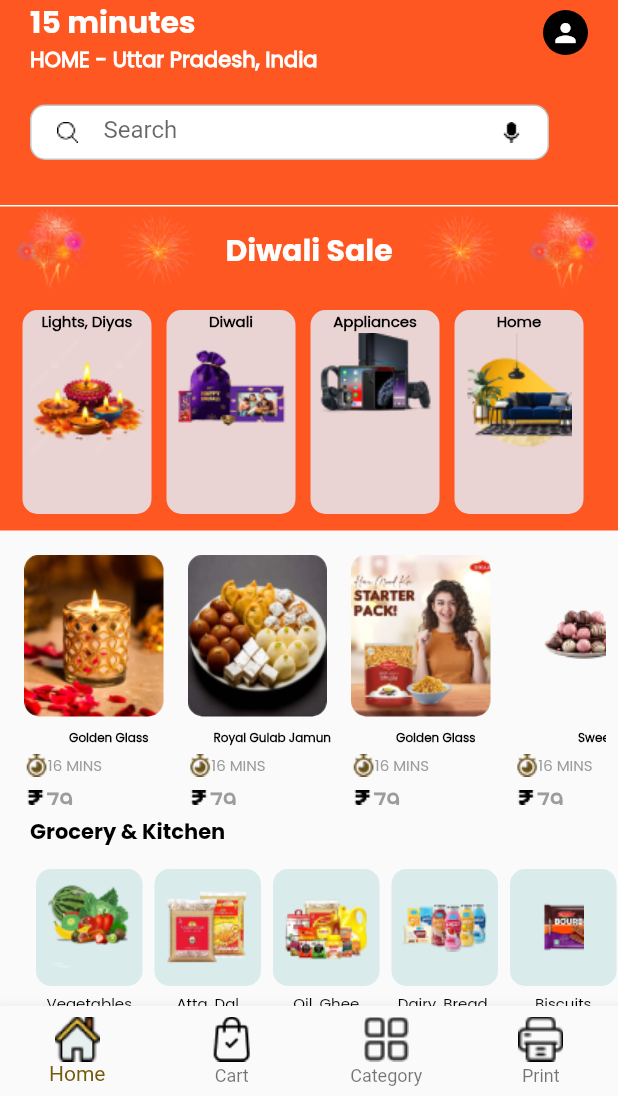
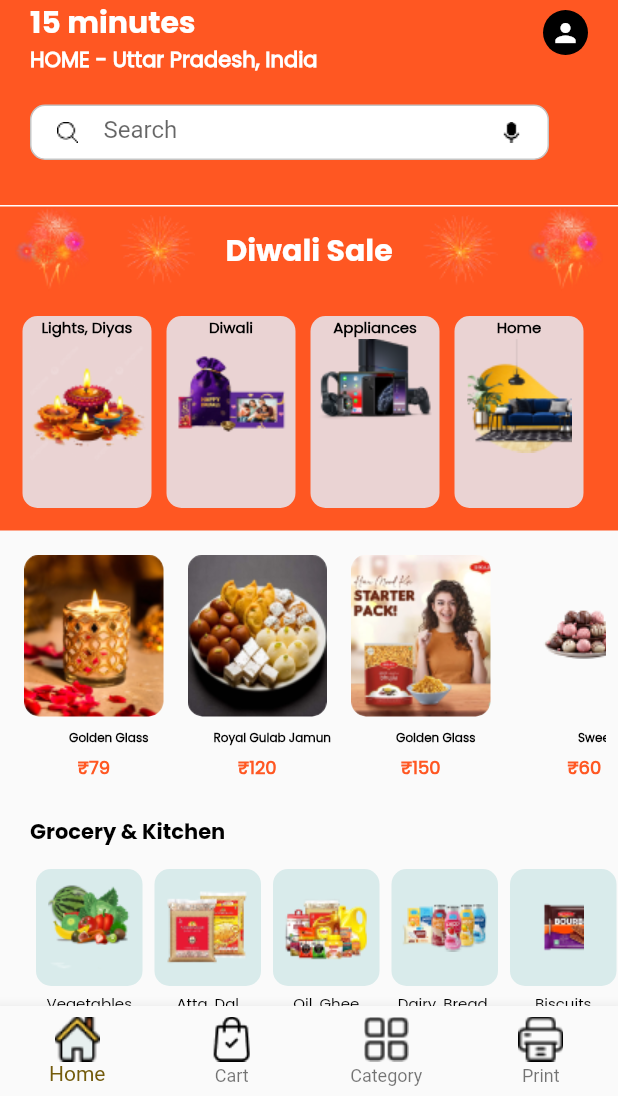
Before and after one commit to Sri-Aryan/Dash, a Flutter app: the screen it shows after launch, after a tap on "Login", on a phone screen of 412 x 824 dp, the part 140-1236 px from its top. Run offline on Flutter 3.47's test engine with Material 3 defaults, Android fonts, the phone set to English and light mode, and no system bars; our stand-ins replace firebase_auth, firebase_core; accounts and stored records are empty.

Commit message:
Change in Home Screen

```diff
--- a/lib/main.dart
+++ b/lib/main.dart
@@ -13,9 +13,6 @@ void main() async {
 
 class MyApp extends StatelessWidget {
   const MyApp({super.key});
-
-
-
   // This widget is the root of your application.
   @override
   Widget build(BuildContext context) {
--- a/lib/repository/screens/home.dart
+++ b/lib/repository/screens/home.dart
@@ -1,21 +1,30 @@
 import 'package:flutter/material.dart';
-
 import '../widgets/uihelper.dart';
 
-class HomeScreen extends StatelessWidget {
+class HomeScreen extends StatefulWidget {
+  HomeScreen({super.key});
+
+  @override
+  State<HomeScreen> createState() => _HomeScreenState();
+}
+
+class _HomeScreenState extends State<HomeScreen> {
   TextEditingController searchController = TextEditingController();
+
   var data = [
     {"img": "image 50.png", "text": "Lights, Diyas"},
     {"img": "image 51.png", "text": "Diwali"},
     {"img": "image 52.png", "text": "Appliances"},
     {"img": "image 53.png", "text": "Home"}
   ];
+
   var categroy = [
-    {"img": "image 54.png", "text": "Golden Glass"},
-    {"img": "image 57.png", "text": "Royal Gulab Jamun"},
-    {"img": "image 63.png", "text": "Golden Glass"},
-    {"img": "image 32.png", "text": "Sweets"},
+    {"img": "image 54.png", "text": "Golden Glass", "price": 79},
+    {"img": "image 57.png", "text": "Royal Gulab Jamun", "price": 120},
+    {"img": "image 63.png", "text": "Golden Glass", "price": 150},
+    {"img": "image 32.png", "text": "Sweets", "price": 60},
   ];
+
   var grocerykitchen = [
     {"img": "image 41.png", "text": "Vegetables"},
     {"img": "image 42.png", "text": "Atta, Dal"},
@@ -24,15 +33,36 @@ class HomeScreen extends StatelessWidget {
     {"img": "image 45 (1).png", "text": "Biscuits"}
   ];
 
-  HomeScreen({super.key});
+  // Cart storage
+  Map<String, Map<String, dynamic>> cart = {};
+
+  void addToCart(Map<String, dynamic> item) {
+    setState(() {
+      if (cart.containsKey(item['text'])) {
+        cart[item['text']]!['quantity']++;
+      } else {
+        cart[item['text']] = {
+          "name": item['text'],
+          "price": item['price'],
+          "quantity": 1,
+        };
+      }
+    });
+  }
+
+  int get totalItems =>
+      cart.values.fold(0, (sum, item) => sum + (item['quantity'] as int));
+  int get totalCost => cart.values.fold(
+      0,
+          (sum, item) =>
+      sum + ((item['quantity'] as int) * (item['price'] as int)));
+
   @override
   Widget build(BuildContext context) {
     return Scaffold(
       body: Column(
         children: [
-            SizedBox(
-              height: 40,
-            ),
+          SizedBox(height: 40),
           Stack(
             children: [
               Container(
@@ -41,14 +71,10 @@ class HomeScreen extends StatelessWidget {
                 color: Colors.deepOrange,
                 child: Column(
                   children: [
-                      SizedBox(
-                        height: 30,
-                      ),
+                    SizedBox(height: 30),
                     Row(
                       children: [
-                          SizedBox(
-                            width: 20,
-                          ),
+                        SizedBox(width: 20),
                         UiHelper.CustomText(
                             text: "Dash",
                             color: Color(0XFFFFFFFF),
@@ -59,9 +85,7 @@ class HomeScreen extends StatelessWidget {
                     ),
                     Row(
                       children: [
-                          SizedBox(
-                            width: 20,
-                          ),
+                        SizedBox(width: 20),
                         UiHelper.CustomText(
                             text: "15 minutes",
                             color: Color(0XFFFFFFFF),
@@ -72,9 +96,7 @@ class HomeScreen extends StatelessWidget {
                     ),
                     Row(
                       children: [
-                          SizedBox(
-                            width: 20,
-                          ),
+                        SizedBox(width: 20),
                         UiHelper.CustomText(
                             text: "HOME ",
                             color: Color(0XFFFFFFFF),
@@ -96,11 +118,7 @@ class HomeScreen extends StatelessWidget {
                 child: CircleAvatar(
                   radius: 15,
                   backgroundColor: Colors.black,
-                    child: Icon(
-                      Icons.person,
-                      color: Colors.white,
-                      size: 20,
-                    ),
+                  child: Icon(Icons.person, color: Colors.white, size: 20),
                 ),
               ),
               Positioned(
@@ -109,11 +127,7 @@ class HomeScreen extends StatelessWidget {
                   child: UiHelper.CustomTextField(controller: searchController))
             ],
           ),
-            Container(
-              height: 1,
-              width: double.infinity,
-              color: Colors.white,
-            ),
+          Container(height: 1, width: double.infinity, color: Colors.white),
           Container(
             height: 216,
             width: double.maxFinite,
@@ -134,16 +148,14 @@ class HomeScreen extends StatelessWidget {
                           fontfamily: "bold"),
                       UiHelper.CustomImage(img: "image 55.png"),
                       UiHelper.CustomImage(img: "image 60.png"),
-                    ],
-                  ),
+                    ]),
                 Expanded(
                   child: Padding(
                     padding: const EdgeInsets.all(10.0),
                     child: ListView.builder(
                       itemBuilder: (context, index) {
                         return Padding(
-                            padding: const EdgeInsets.only(
-                                left: 5, right: 5, top: 1, bottom: 1),
+                          padding: const EdgeInsets.all(5),
                           child: Container(
                             height: 108,
                             width: 86,
@@ -172,14 +184,16 @@ class HomeScreen extends StatelessWidget {
               ],
             ),
           ),
-
           Expanded(
             flex: 2,
             child: Padding(
               padding: const EdgeInsets.all(8.0),
               child: ListView.builder(
                 itemBuilder: (context, index) {
-                    return Column(
+                  final item = categroy[index];
+                  return GestureDetector(
+                    onTap: () => addToCart(item),
+                    child: Column(
                       children: [
                         Padding(
                           padding: const EdgeInsets.all(8.0),
@@ -188,38 +202,27 @@ class HomeScreen extends StatelessWidget {
                             height: 108,
                             width: 93,
                             decoration: BoxDecoration(
-                              borderRadius: BorderRadius.circular(10),
-                            ),
+                                borderRadius: BorderRadius.circular(10)),
                             child: UiHelper.CustomImage(
-                                img: categroy[index]["img"].toString()),
+                                img: item["img"].toString()),
                           ),
                         ),
                         Padding(
                           padding: EdgeInsets.only(left: 20),
                           child: UiHelper.CustomText(
-                              text: categroy[index]["text"].toString(),
+                              text: item["text"].toString(),
                               color: Colors.black,
                               fontweight: FontWeight.bold,
                               fontsize: 8),
                         ),
-                        SizedBox(height: 5,),
-                        Padding(
-                          padding: const EdgeInsets.only(right: 40),
-                          child: Row(children: [
-                            UiHelper.CustomImage(img: "timer.png"),
-                            UiHelper.CustomText(text: "16 MINS", color: Color(0XFF9C9C9C), fontweight: FontWeight.normal, fontsize: 10)
-                          ],),
+                        SizedBox(height: 5),
+                        UiHelper.CustomText(
+                            text: "₹${item["price"]}",
+                            color: Colors.deepOrange,
+                            fontweight: FontWeight.bold,
+                            fontsize: 12),
+                      ],
                     ),
-                        SizedBox(height: 5,),
-                        Padding(
-                          padding: const EdgeInsets.only(right: 60),
-                          child: Row(children: [
-                            UiHelper.CustomImage(img: "image 62.png"),
-                            UiHelper.CustomText(text: "79", color: Color(0XFF9C9C9C), fontweight: FontWeight.bold, fontsize: 15)
-
-                          ],),
-                        )
-                      ],
                   );
                 },
                 itemCount: categroy.length,
@@ -227,12 +230,9 @@ class HomeScreen extends StatelessWidget {
               ),
             ),
           ),
-
           Row(
             children: [
-                SizedBox(
-                  width: 20,
-                ),
+              SizedBox(width: 20),
               UiHelper.CustomText(
                   text: "Grocery & Kitchen",
                   color: Colors.black,
@@ -241,9 +241,7 @@ class HomeScreen extends StatelessWidget {
                   fontfamily: "bold")
             ],
           ),
-            SizedBox(
-              height: 10,
-            ),
+          SizedBox(height: 10),
           Expanded(
             flex: 1,
             child: Padding(
@@ -278,6 +276,120 @@ class HomeScreen extends StatelessWidget {
             ),
           ),
         ],
-        ));
+      ),
+      bottomNavigationBar: totalItems > 0
+          ? InkWell(
+        onTap: () {
+          Navigator.push(
+            context,
+            MaterialPageRoute(
+                builder: (_) => OrderDetailsScreen(cart: cart)),
+          );
+        },
+        child: Container(
+          color: Colors.deepOrange,
+          padding: EdgeInsets.all(16),
+          child: Row(
+            mainAxisAlignment: MainAxisAlignment.spaceBetween,
+            children: [
+              Text("$totalItems items | ₹$totalCost",
+                  style: TextStyle(color: Colors.white, fontSize: 16)),
+              Text("View Order",
+                  style: TextStyle(
+                      color: Colors.white,
+                      fontSize: 16,
+                      fontWeight: FontWeight.bold)),
+            ],
+          ),
+        ),
+      )
+          : SizedBox.shrink(),
+    );
   }
 }
+
+class OrderDetailsScreen extends StatefulWidget {
+  final Map<String, Map<String, dynamic>> cart;
+  OrderDetailsScreen({super.key, required this.cart});
+
+  @override
+  State<OrderDetailsScreen> createState() => _OrderDetailsScreenState();
+}
+
+class _OrderDetailsScreenState extends State<OrderDetailsScreen> {
+  void updateQuantity(String name, int change) {
+    setState(() {
+      if (widget.cart.containsKey(name)) {
+        widget.cart[name]!['quantity'] += change;
+        if (widget.cart[name]!['quantity'] <= 0) {
+          widget.cart.remove(name);
+        }
+      }
+    });
+  }
+
+  int get totalCost => widget.cart.values.fold(
+      0,
+          (sum, item) =>
+      sum + ((item['quantity'] as int) * (item['price'] as int)));
+
+  @override
+  Widget build(BuildContext context) {
+    return Scaffold(
+      appBar: AppBar(title: Text("Order Details")),
+      body: ListView(
+        children: widget.cart.values.map((item) {
+          return ListTile(
+            title: Text(item['name']),
+            subtitle: Text("₹${item['price']}"),
+            trailing: Row(
+              mainAxisSize: MainAxisSize.min,
+              children: [
+                IconButton(
+                    onPressed: () => updateQuantity(item['name'], -1),
+                    icon: Icon(Icons.remove)),
+                Text(item['quantity'].toString()),
+                IconButton(
+                    onPressed: () => updateQuantity(item['name'], 1),
+                    icon: Icon(Icons.add)),
+              ],
+            ),
+          );
+        }).toList(),
+      ),
+      bottomNavigationBar: InkWell(
+        onTap: () {
+          Navigator.pushReplacement(
+            context,
+            MaterialPageRoute(builder: (_) => ConfirmScreen()),
+          );
+        },
+        child: Container(
+          color: Colors.deepOrange,
+          padding: EdgeInsets.all(16),
+          child: Text("Confirm Order (₹$totalCost)",
+              style: TextStyle(color: Colors.white, fontSize: 16),
+              textAlign: TextAlign.center),
+        ),
+      ),
+    );
+  }
+}
+
+class ConfirmScreen extends StatelessWidget {
+  const ConfirmScreen({super.key});
+
+  @override
+  Widget build(BuildContext context) {
+    Future.delayed(Duration(seconds: 2), () {
+      Navigator.popUntil(context, (route) => route.isFirst);
+    });
+    return Scaffold(
+      body: Center(
+        child: Text("✅ Order Confirmed!",
+            style: TextStyle(
+                fontSize: 22, fontWeight: FontWeight.bold, color: Colors.green)),
+      ),
+    );
+  }
+}
```
Also changed, not shown: lib/repository/features/postpage.dart (line endings or trailing spaces). Lines whose indentation alone changed are shown as unchanged.
